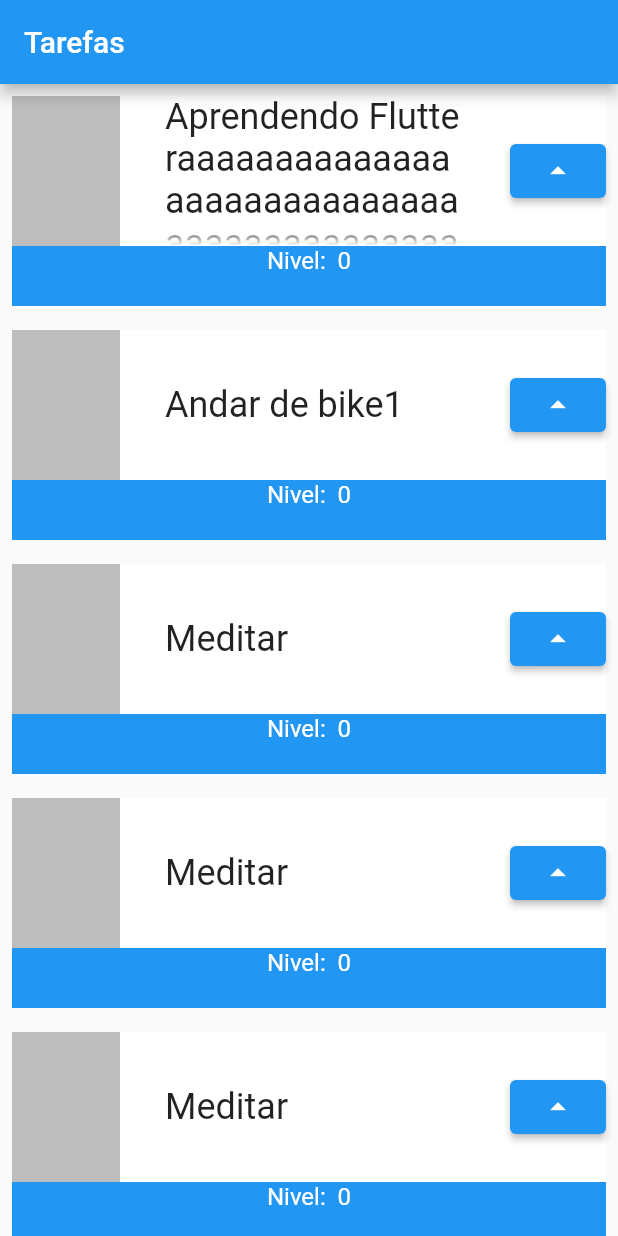
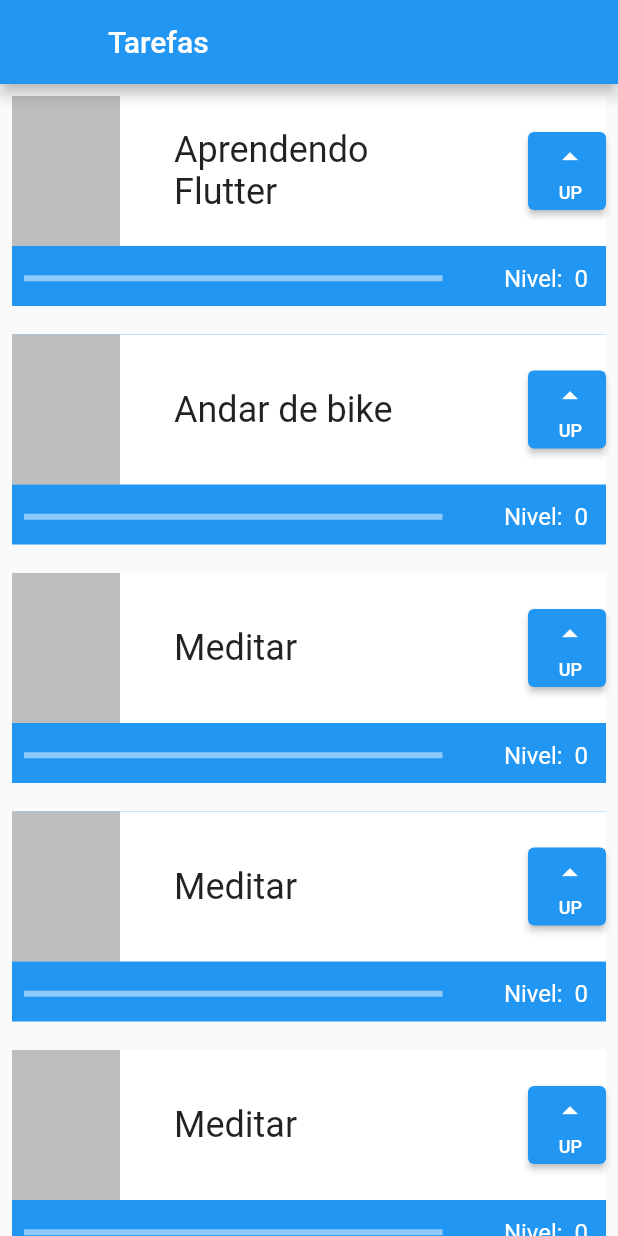
Before and after one commit to Falleiro/alura_flutter, a Flutter app: the screen it shows after launch, on a phone screen of 412 x 824 dp. Run offline on Flutter 3.47's test engine with Material 2 defaults, Android fonts, the phone set to English and light mode, and no system bars.

Commit message:
Finalizando primeira parte

```diff
--- a/project/lib/main.dart
+++ b/project/lib/main.dart
@@ -16,13 +16,13 @@ class MyApp extends StatelessWidget {
       ),
       home: Scaffold(
         appBar: AppBar(
+          leading: Container(),
           title: Text('Tarefas'),
         ),
         body: ListView(
           children: [
-            Task(
-                'Aprendendo Flutteraaaaaaaaaaaaaaaaaaaaaaaaaaaaaaaaaaaaaaaaaaaaaaa'),
-            Task('Andar de bike1'),
+            Task('Aprendendo Flutter'),
+            Task('Andar de bike'),
             Task('Meditar'),
             Task('Meditar'),
             Task('Meditar'),
@@ -80,20 +80,52 @@ class _TaskState extends State<Task> {
                           ),
                         ),
                       ),
-                      ElevatedButton(
+                      Container(
+                        height: 52,
+                        width: 52,
+                        child: ElevatedButton(
                           onPressed: () {
                             setState(() {
                               nivel++;
                             });
                           },
-                        child: Icon(Icons.arrow_drop_up),
+                          child: Column(
+                            mainAxisAlignment: MainAxisAlignment.spaceEvenly,
+                            crossAxisAlignment: CrossAxisAlignment.end,
+                            children: [
+                              Icon(Icons.arrow_drop_up),
+                              Text(
+                                'UP',
+                                style: TextStyle(fontSize: 12),
                               )
                             ],
                           ),
                         ),
-                Text(
+                      )
+                    ],
+                  ),
+                ),
+                Row(
+                  mainAxisAlignment: MainAxisAlignment.spaceBetween,
+                  children: [
+                    Padding(
+                      padding: const EdgeInsets.all(8),
+                      child: Container(
+                        child: LinearProgressIndicator(
+                          color: Colors.white,
+                          value: nivel / 10,
+                        ),
+                        width: 279,
+                      ),
+                    ),
+                    Padding(
+                      padding: const EdgeInsets.all(12),
+                      child: Text(
                         'Nivel:  $nivel',
                         style: TextStyle(color: Colors.white, fontSize: 16),
+                      ),
+                    ),
+                  ],
                 ),
               ],
             ),
```
Lines whose indentation alone changed are shown as unchanged.
